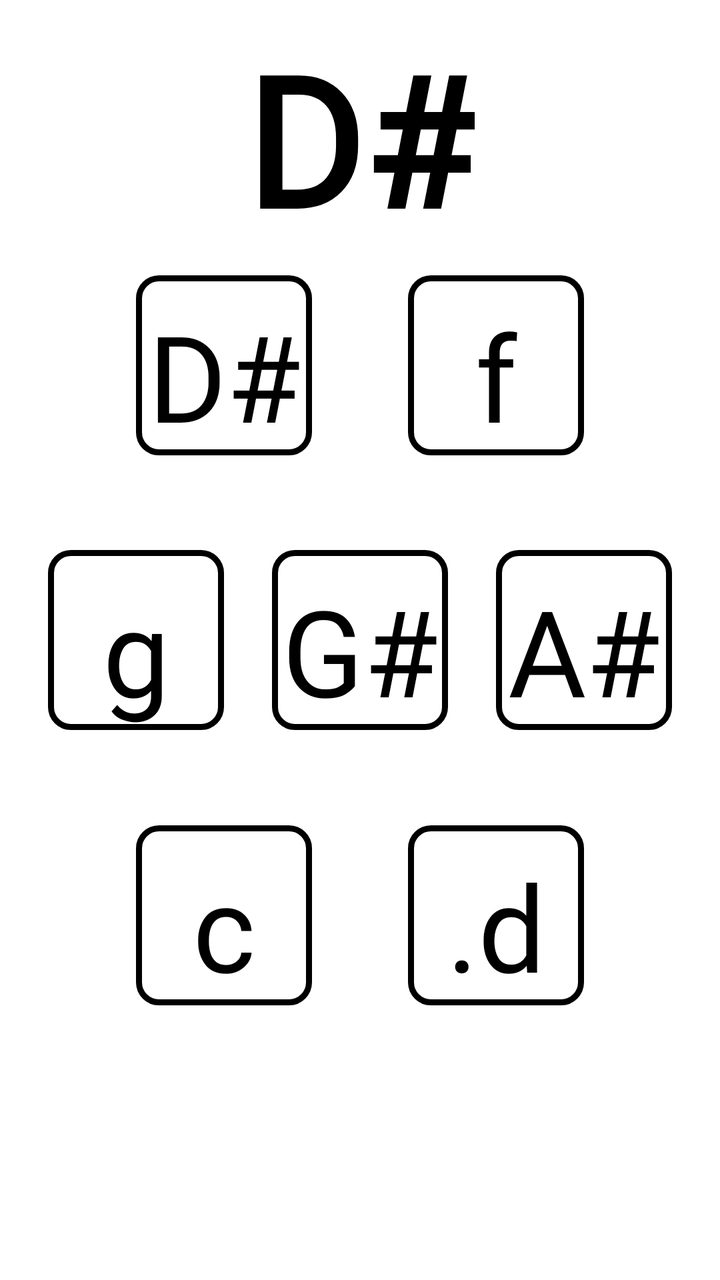
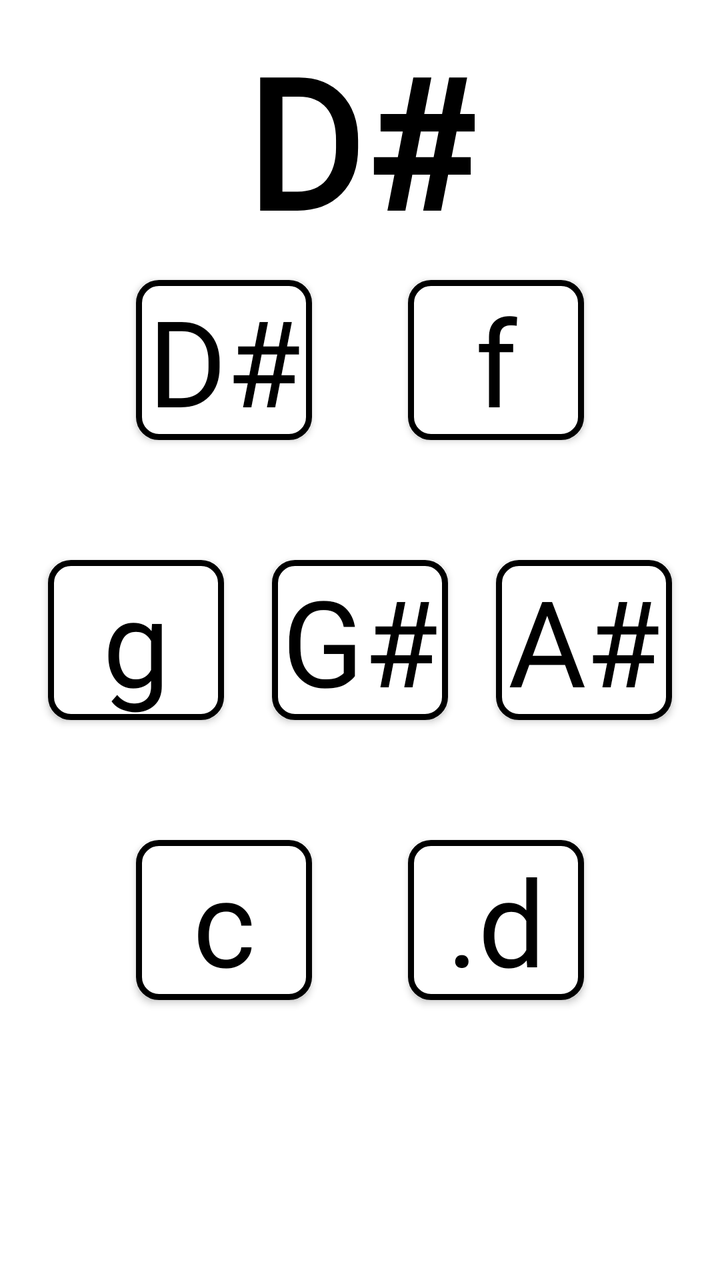

The first picture is an Android layout as it rendered before a commit; the second is the same layout after the commit. The layout source and the unified diff follow.
<!-- AndroidManifest.xml: application theme AppTheme -->
<!-- res/layout/activity_maj_ds.xml -->
<?xml version="1.0" encoding="utf-8"?>
<androidx.constraintlayout.widget.ConstraintLayout xmlns:android="http://schemas.android.com/apk/res/android"
    xmlns:app="http://schemas.android.com/apk/res-auto"
    xmlns:tools="http://schemas.android.com/tools"
    android:layout_width="match_parent"
    android:layout_height="match_parent"
    android:background="#ffffff"
    android:orientation="vertical"
    tools:context=".maj_ds">


    <TextView
        android:id="@+id/maj_ds_label"
        android:layout_width="wrap_content"
        android:layout_height="wrap_content"
        android:fontFamily="@font/intut"
        android:text="@string/M_ds"
        android:textColor="#000000"
        android:textSize="90sp"
        android:textStyle="bold"
        app:layout_constraintBottom_toTopOf="@+id/ds"
        app:layout_constraintEnd_toEndOf="@+id/f"
        app:layout_constraintStart_toStartOf="@+id/ds"
        app:layout_constraintTop_toTopOf="parent"
        tools:ignore="MissingConstraints" />

    <Button
        android:id="@+id/ds"
        android:layout_width="wrap_content"
        android:layout_height="wrap_content"
        android:background="@drawable/main_theme"
        android:fontFamily="@font/intut"
        android:text="@string/MDS_ds"
        android:textAllCaps="false"
        android:textColor="#000000"
        android:textSize="60sp"
        app:layout_constraintBottom_toBottomOf="@+id/g"
        app:layout_constraintEnd_toEndOf="@+id/gs"
        app:layout_constraintStart_toStartOf="parent"
        app:layout_constraintTop_toTopOf="parent"
        tools:ignore="MissingConstraints" />

    <Button
        android:id="@+id/f"
        android:layout_width="wrap_content"
        android:layout_height="wrap_content"
        android:background="@drawable/main_theme"
        android:fontFamily="@font/intut"
        android:text="@string/MDS_f"
        android:textAllCaps="false"
        android:textColor="#000000"
        android:textSize="60sp"
        app:layout_constraintBottom_toBottomOf="@+id/as"
        app:layout_constraintEnd_toEndOf="parent"
        app:layout_constraintStart_toStartOf="@+id/gs"
        app:layout_constraintTop_toTopOf="parent"
        tools:ignore="MissingConstraints" />

    <Button
        android:id="@+id/g"
        android:layout_width="wrap_content"
        android:layout_height="wrap_content"
        android:background="@drawable/main_theme"
        android:fontFamily="@font/intut"
        android:text="@string/MDS_g"
        android:textAllCaps="false"
        android:textColor="#000000"
        android:textSize="60sp"
        app:layout_constraintBottom_toBottomOf="parent"
        app:layout_constraintEnd_toStartOf="@+id/gs"
        app:layout_constraintStart_toStartOf="parent"
        app:layout_constraintTop_toTopOf="parent"
        tools:ignore="MissingConstraints" />

    <Button
        android:id="@+id/gs"
        android:layout_width="wrap_content"
        android:layout_height="wrap_content"
        android:background="@drawable/main_theme"
        android:fontFamily="@font/intut"
        android:text="@string/MDS_gs"
        android:textAllCaps="false"
        android:textColor="#000000"
        android:textSize="60sp"
        app:layout_constraintBottom_toBottomOf="parent"
        app:layout_constraintEnd_toEndOf="parent"
        app:layout_constraintStart_toStartOf="parent"
        app:layout_constraintTop_toTopOf="parent"
        tools:ignore="MissingConstraints" />

    <Button
        android:id="@+id/as"
        android:layout_width="wrap_content"
        android:layout_height="wrap_content"
        android:background="@drawable/main_theme"
        android:fontFamily="@font/intut"
        android:text="@string/MDS_as"
        android:textAllCaps="false"
        android:textColor="#000000"
        android:textSize="60sp"
        app:layout_constraintBottom_toBottomOf="parent"
        app:layout_constraintEnd_toEndOf="parent"
        app:layout_constraintStart_toEndOf="@+id/gs"
        app:layout_constraintTop_toTopOf="parent"
        tools:ignore="MissingConstraints" />

    <Button
        android:id="@+id/c"
        android:layout_width="wrap_content"
        android:layout_height="wrap_content"
        android:background="@drawable/main_theme"
        android:fontFamily="@font/intut"
        android:text="@string/MDS_c"
        android:textAllCaps="false"
        android:textColor="#000000"
        android:textSize="60sp"
        app:layout_constraintBottom_toBottomOf="parent"
        app:layout_constraintEnd_toEndOf="@+id/gs"
        app:layout_constraintStart_toStartOf="parent"
        app:layout_constraintTop_toTopOf="@+id/gs"
        tools:ignore="MissingConstraints" />

    <Button
        android:id="@+id/d"
        android:layout_width="wrap_content"
        android:layout_height="wrap_content"
        android:background="@drawable/main_theme"
        android:fontFamily="@font/intut"
        android:text="@string/MDS_dD"
        android:textAllCaps="false"
        android:textColor="#000000"
        android:textSize="60sp"
        app:layout_constraintBottom_toBottomOf="parent"
        app:layout_constraintEnd_toEndOf="parent"
        app:layout_constraintStart_toStartOf="@+id/gs"
        app:layout_constraintTop_toTopOf="@+id/gs"
        tools:ignore="MissingConstraints" />


</androidx.constraintlayout.widget.ConstraintLayout>
<!-- resources referenced by this layout -->
<resources>
  <!-- drawable main_theme (drawable) -->
  <?xml version="1.0" encoding="utf-8"?>
  <shape xmlns:android="http://schemas.android.com/apk/res/android" android:shape="rectangle" >
      <corners
          android:radius="10dp"
          />
  
      <stroke
          android:width="3dp"
          android:color="#000000"
          />
      <padding
          android:left="0dp"
          android:top="10dp"
          android:right="0dp"
          android:bottom="0dp"
          />
  </shape>
  <string name="MDS_as">A#</string>
  <string name="MDS_c">c</string>
  <string name="MDS_dD">.d</string>
  <string name="MDS_ds">D#</string>
  <string name="MDS_f">f</string>
  <string name="MDS_g">g</string>
  <string name="MDS_gs">G#</string>
  <string name="M_ds">D#</string>
  <style name="AppTheme" parent="Theme.AppCompat.NoActionBar">
          
          <item name="colorPrimary">#000000</item>
          <item name="colorPrimaryDark">#000000</item>
          <item name="colorAccent">#000000</item>
      </style>
</resources>

<!-- the commit's change to res/layout/activity_maj_ds.xml (unified diff, before → after) -->
@@ -28,7 +28,7 @@
         android:id="@+id/ds"
         android:layout_width="wrap_content"
         android:layout_height="wrap_content"
-        android:background="@drawable/main_theme"
+        android:background="@drawable/btn_unified_selector"
         android:fontFamily="@font/intut"
         android:text="@string/MDS_ds"
         android:textAllCaps="false"
@@ -44,7 +44,7 @@
         android:id="@+id/f"
         android:layout_width="wrap_content"
         android:layout_height="wrap_content"
-        android:background="@drawable/main_theme"
+        android:background="@drawable/btn_unified_selector"
         android:fontFamily="@font/intut"
         android:text="@string/MDS_f"
         android:textAllCaps="false"
@@ -60,7 +60,7 @@
         android:id="@+id/g"
         android:layout_width="wrap_content"
         android:layout_height="wrap_content"
-        android:background="@drawable/main_theme"
+        android:background="@drawable/btn_unified_selector"
         android:fontFamily="@font/intut"
         android:text="@string/MDS_g"
         android:textAllCaps="false"
@@ -76,7 +76,7 @@
         android:id="@+id/gs"
         android:layout_width="wrap_content"
         android:layout_height="wrap_content"
-        android:background="@drawable/main_theme"
+        android:background="@drawable/btn_unified_selector"
         android:fontFamily="@font/intut"
         android:text="@string/MDS_gs"
         android:textAllCaps="false"
@@ -92,7 +92,7 @@
         android:id="@+id/as"
         android:layout_width="wrap_content"
         android:layout_height="wrap_content"
-        android:background="@drawable/main_theme"
+        android:background="@drawable/btn_unified_selector"
         android:fontFamily="@font/intut"
         android:text="@string/MDS_as"
         android:textAllCaps="false"
@@ -108,7 +108,7 @@
         android:id="@+id/c"
         android:layout_width="wrap_content"
         android:layout_height="wrap_content"
-        android:background="@drawable/main_theme"
+        android:background="@drawable/btn_unified_selector"
         android:fontFamily="@font/intut"
         android:text="@string/MDS_c"
         android:textAllCaps="false"
@@ -124,7 +124,7 @@
         android:id="@+id/d"
         android:layout_width="wrap_content"
         android:layout_height="wrap_content"
-        android:background="@drawable/main_theme"
+        android:background="@drawable/btn_unified_selector"
         android:fontFamily="@font/intut"
         android:text="@string/MDS_dD"
         android:textAllCaps="false"
<!-- resource entries referenced after the edit -->
@@ -1,23 +1,35 @@
 <!-- resources referenced by this layout -->
 <resources>
-  <!-- drawable main_theme (drawable) -->
+  <!-- drawable btn_unified_selector (drawable) -->
   <?xml version="1.0" encoding="utf-8"?>
-  <shape xmlns:android="http://schemas.android.com/apk/res/android" android:shape="rectangle" >
-      <corners
-          android:radius="10dp"
-          />
-  
-      <stroke
-          android:width="3dp"
-          android:color="#000000"
-          />
-      <padding
-          android:left="0dp"
-          android:top="10dp"
-          android:right="0dp"
-          android:bottom="0dp"
-          />
-  </shape>
+  <selector xmlns:android="http://schemas.android.com/apk/res/android">
+      
+      <item android:state_pressed="true">
+          <layer-list>
+              <item>
+                  <shape android:shape="rectangle">
+                      <solid android:color="#FFFFFF" />
+                      <stroke android:width="3dp" android:color="#000000" />
+                      <corners android:radius="10dp" />
+                  </shape>
+              </item>
+              <item>
+                  <shape android:shape="rectangle">
+                      <solid android:color="#80000000" /> 
+                      <corners android:radius="10dp" />
+                  </shape>
+              </item>
+          </layer-list>
+      </item>
+      
+      <item>
+          <shape android:shape="rectangle">
+              <solid android:color="#FFFFFF" />
+              <stroke android:width="3dp" android:color="#000000" />
+              <corners android:radius="10dp" />
+          </shape>
+      </item>
+  </selector>
   <string name="MDS_as">A#</string>
   <string name="MDS_c">c</string>
   <string name="MDS_dD">.d</string>
